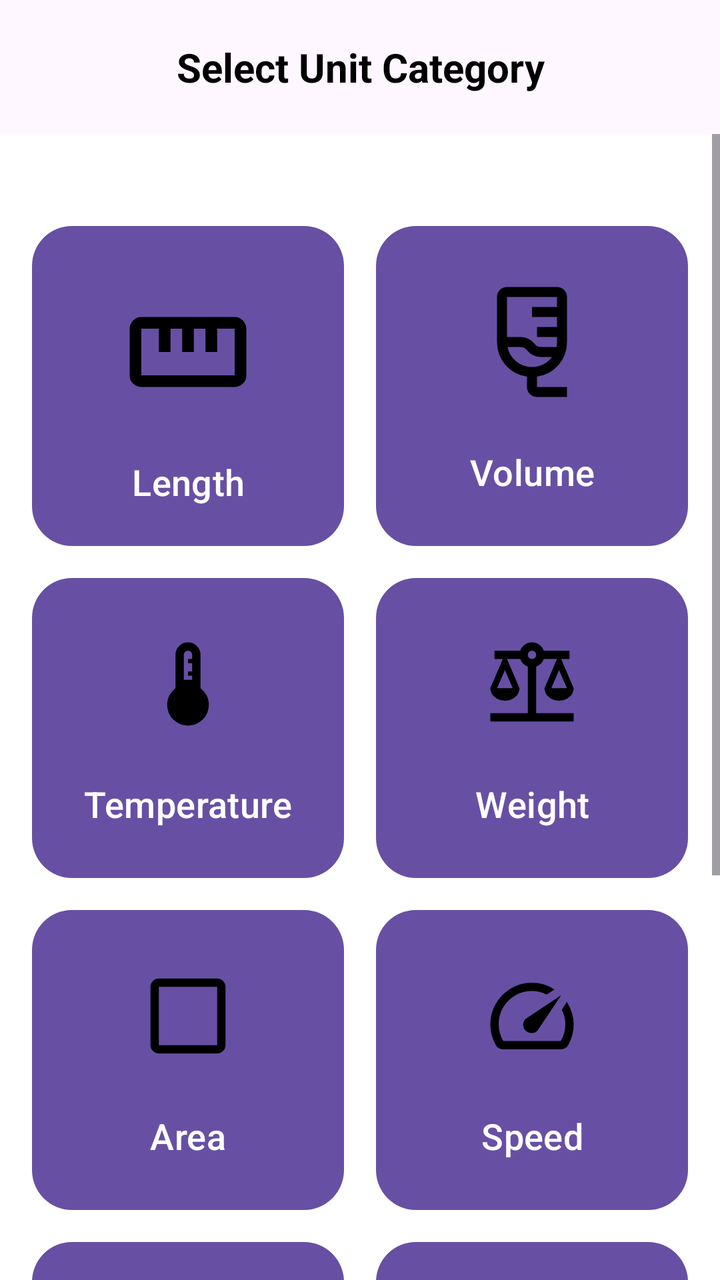
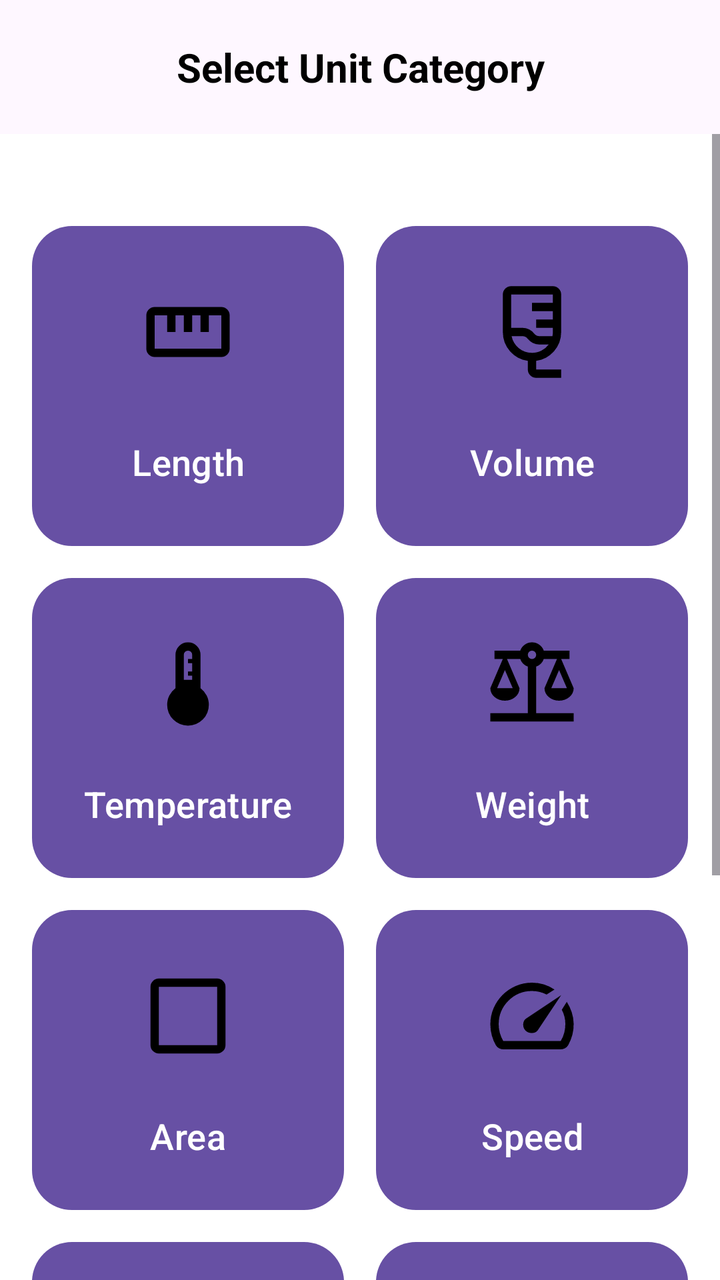

An Android layout rendered at two revisions. The XML below is the earlier revision; the diff shows what the commit changed to produce the second picture.
<!-- AndroidManifest.xml: application theme Theme.UnitConverter -->
<!-- res/layout/activity_main.xml -->
<?xml version="1.0" encoding="utf-8"?>
<RelativeLayout xmlns:android="http://schemas.android.com/apk/res/android"
    xmlns:app="http://schemas.android.com/apk/res-auto"
    xmlns:tools="http://schemas.android.com/tools"
    android:id="@+id/main"
    android:layout_width="match_parent"
    android:layout_height="match_parent"
    android:layout_marginTop="60dp"
    tools:context=".MainActivity">
    <TextView
        android:layout_width="match_parent"
        android:layout_height="wrap_content"
        android:id="@+id/Select"
        android:text="Select Unit Category"
        android:textStyle="bold"
        android:textColor="#000000"
        android:gravity="center"
        android:padding="20dp"
        android:textSize="20sp"/>
    <ScrollView
        android:layout_width="match_parent"
        android:layout_height="match_parent"
        android:layout_below="@+id/Select">
    <LinearLayout
        android:layout_width="match_parent"
        android:layout_height="wrap_content"
        android:orientation="vertical"
        android:background="#FFFFFF">

        <GridLayout
            android:layout_width="match_parent"
            android:layout_height="wrap_content"
            android:layout_marginTop="30dp"
            android:alignmentMode="alignMargins"
            android:columnCount="2"
            android:columnOrderPreserved="false"
            android:padding="8dp"
            android:rowCount="5">

            <Button
                android:id="@+id/length"
                android:layout_width="0dp"
                android:layout_height="160dp"
                android:layout_rowWeight="1"
                android:layout_columnWeight="1"
                android:layout_margin="8dp"
                android:paddingTop="24dp"
                android:background="@drawable/button"
                android:text="Length"
                android:drawableTop="@drawable/length"
                android:gravity="center"
                android:textSize="18sp" />

            <Button
                android:id="@+id/volume"
                android:layout_width="0dp"
                android:layout_height="150dp"
                android:layout_rowWeight="1"
                android:layout_columnWeight="1"
                android:layout_margin="8dp"
                android:paddingTop="24dp"
                android:drawablePadding="2dp"
                android:background="@drawable/button"
                android:text="Volume"
                android:drawableTop="@drawable/volume"
                android:gravity="center"
                android:textSize="18sp" />

            <Button
                android:id="@+id/temp"
                android:layout_width="0dp"
                android:layout_height="150dp"
                android:layout_rowWeight="1"
                android:layout_columnWeight="1"
                android:layout_margin="8dp"
                android:paddingTop="24dp"
                android:background="@drawable/button"
                android:text="Temperature"
                android:drawableTop="@drawable/temprature"
                android:gravity="center"
                android:textSize="18sp" />

            <Button
                android:id="@+id/weight"
                android:layout_width="0dp"
                android:layout_height="150dp"
                android:layout_rowWeight="1"
                android:layout_columnWeight="1"
                android:layout_margin="8dp"
                android:paddingTop="24dp"
                android:background="@drawable/button"
                android:text="Weight"
                android:drawableTop="@drawable/weight"
                android:gravity="center"
                android:textSize="18sp" />

            <Button
                android:id="@+id/area"
                android:layout_width="0dp"
                android:layout_height="150dp"
                android:layout_rowWeight="1"
                android:layout_columnWeight="1"
                android:layout_margin="8dp"
                android:paddingTop="24dp"
                android:background="@drawable/button"
                android:text="Area"
                android:drawableTop="@drawable/area"
                android:gravity="center"
                android:textSize="18sp" />

            <Button
                android:id="@+id/speed"
                android:layout_width="0dp"
                android:layout_height="150dp"
                android:layout_rowWeight="1"
                android:layout_columnWeight="1"
                android:layout_margin="8dp"
                android:paddingTop="24dp"
                android:background="@drawable/button"
                android:text="Speed"
                android:drawableTop="@drawable/speed"
                android:gravity="center"
                android:textSize="18sp" />

            <Button
                android:id="@+id/time"
                android:layout_width="0dp"
                android:layout_height="150dp"
                android:layout_rowWeight="1"
                android:layout_columnWeight="1"
                android:layout_margin="8dp"
                android:paddingTop="24dp"
                android:background="@drawable/button"
                android:text="Time"
                android:drawableTop="@drawable/time"
                android:gravity="center"
                android:textSize="18sp" />

            <Button
                android:id="@+id/pressure"
                android:layout_width="0dp"
                android:layout_height="150dp"
                android:layout_rowWeight="1"
                android:layout_columnWeight="1"
                android:layout_margin="8dp"
                android:paddingTop="24dp"
                android:background="@drawable/button"
                android:text="Pressure"
                android:drawableTop="@drawable/length"
                android:gravity="center"
                android:textSize="18sp" />

            <Button
                android:id="@+id/energy"
                android:layout_width="0dp"
                android:layout_height="150dp"
                android:layout_rowWeight="1"
                android:layout_columnWeight="1"
                android:layout_margin="8dp"
                android:paddingTop="24dp"
                android:background="@drawable/button"
                android:text="Energy"
                android:textSize="18sp" />

            <Button
                android:id="@+id/data"
                android:layout_width="0dp"
                android:layout_height="150dp"
                android:layout_rowWeight="1"
                android:layout_columnWeight="1"
                android:layout_margin="8dp"
                android:paddingTop="24dp"
                android:background="@drawable/button"
                android:text="Data Storage"
                android:textSize="18sp" />


        </GridLayout>


    </LinearLayout>
    </ScrollView>
</RelativeLayout>
<!-- resources referenced by this layout -->
<resources>
  <!-- drawable length (drawable) -->
  <vector xmlns:android="http://schemas.android.com/apk/res/android"
      android:width="70dp"
      android:height="70dp"
      android:viewportWidth="960"
      android:viewportHeight="960">
    <path
        android:pathData="M160,720q-33,0 -56.5,-23.5T80,640v-320q0,-33 23.5,-56.5T160,240h640q33,0 56.5,23.5T880,320v320q0,33 -23.5,56.5T800,720L160,720ZM160,640h640v-320L680,320v160h-80v-160h-80v160h-80v-160h-80v160h-80v-160L160,320v320ZM280,480h80,-80ZM440,480h80,-80ZM600,480h80,-80ZM480,480Z"
        android:fillColor="#000000"/>
  </vector>
  <!-- drawable volume (drawable) -->
  <vector xmlns:android="http://schemas.android.com/apk/res/android"
      android:width="60dp"
      android:height="60dp"
      android:viewportWidth="960"
      android:viewportHeight="960">
    <path
        android:pathData="M520,920q-33,0 -56.5,-23.5T440,840v-83q-103,-14 -171.5,-92.5T200,480v-360q0,-33 23.5,-56.5T280,40h400q33,0 56.5,23.5T760,120v360q0,106 -68.5,184.5T520,757v83h240v80L520,920ZM550,520h126q2,-10 3,-19.5t1,-20.5v-40L520,440v-80h160v-80L480,280v-80h200v-80L280,120v320h110q33,0 62.5,15t49.5,41q8,11 21,17.5t27,6.5ZM480,680q49,0 91,-21.5t69,-58.5h-90q-33,0 -62.5,-15T438,544q-8,-11 -21,-17.5t-27,-6.5L284,520q14,69 68.5,114.5T480,680ZM438,520Z"
        android:fillColor="#000000"/>
  </vector>
  <style name="Theme.UnitConverter" parent="Base.Theme.UnitConverter" />
  <style name="Base.Theme.UnitConverter" parent="Theme.Material3.DayNight.NoActionBar">
          
          
      </style>
  <!-- unchanged entries left out for length: 6 -->
</resources>

<!-- the commit's change to res/layout/activity_main.xml (unified diff, before → after) -->
@@ -146,7 +146,7 @@
                 android:paddingTop="24dp"
                 android:background="@drawable/button"
                 android:text="Pressure"
-                android:drawableTop="@drawable/length"
+                android:drawableTop="@drawable/pressure"
                 android:gravity="center"
                 android:textSize="18sp" />
 
@@ -160,6 +160,8 @@
                 android:paddingTop="24dp"
                 android:background="@drawable/button"
                 android:text="Energy"
+                android:drawableTop="@drawable/energy"
+                android:gravity="center"
                 android:textSize="18sp" />
 
             <Button
@@ -172,6 +174,8 @@
                 android:paddingTop="24dp"
                 android:background="@drawable/button"
                 android:text="Data Storage"
+                android:drawableTop="@drawable/data"
+                android:gravity="center"
                 android:textSize="18sp" />
 
 
<!-- resource entries referenced after the edit -->
@@ -1,19 +1,49 @@
 <!-- resources referenced by this layout -->
 <resources>
+  <!-- drawable data (drawable) -->
+  <vector xmlns:android="http://schemas.android.com/apk/res/android"
+      android:width="50dp"
+      android:height="50dp"
+      android:viewportWidth="960"
+      android:viewportHeight="960">
+    <path
+        android:pathData="M360,440h80v-160h-80v160ZM480,440h80v-160h-80v160ZM600,440h80v-160h-80v160ZM240,880q-33,0 -56.5,-23.5T160,800v-480l240,-240h320q33,0 56.5,23.5T800,160v640q0,33 -23.5,56.5T720,880L240,880ZM240,800h480v-640L434,160L240,354v446ZM240,800h480,-480Z"
+        android:fillColor="#000000"/>
+  </vector>
+  <!-- drawable energy (drawable) -->
+  <vector xmlns:android="http://schemas.android.com/apk/res/android"
+      android:width="50dp"
+      android:height="50dp"
+      android:viewportWidth="960"
+      android:viewportHeight="960">
+    <path
+        android:pathData="M360,880v-40q0,-32 24,-53.5t56,-26.5v-286q-22,-8 -38.5,-23T374,416l-76,20q-36,8 -68.5,-6T188,382l174,-44q8,-41 38,-68t72,-30l24,-90q10,-35 38.5,-55.5T598,82l-50,180q25,16 38.5,42t13.5,56q0,13 -3,25.5t-7,24.5l54,56q25,26 29.5,61T654,586L534,466q-3,3 -6.5,4.5T520,474v286q32,5 56,26.5t24,53.5v40L360,880ZM480,420q25,0 42.5,-17.5T540,360q0,-25 -17.5,-42.5T480,300q-25,0 -42.5,17.5T420,360q0,25 17.5,42.5T480,420Z"
+        android:fillColor="#000000"/>
+  </vector>
   <!-- drawable length (drawable) -->
   <vector xmlns:android="http://schemas.android.com/apk/res/android"
-      android:width="70dp"
-      android:height="70dp"
+      android:width="50dp"
+      android:height="50dp"
       android:viewportWidth="960"
       android:viewportHeight="960">
     <path
         android:pathData="M160,720q-33,0 -56.5,-23.5T80,640v-320q0,-33 23.5,-56.5T160,240h640q33,0 56.5,23.5T880,320v320q0,33 -23.5,56.5T800,720L160,720ZM160,640h640v-320L680,320v160h-80v-160h-80v160h-80v-160h-80v160h-80v-160L160,320v320ZM280,480h80,-80ZM440,480h80,-80ZM600,480h80,-80ZM480,480Z"
         android:fillColor="#000000"/>
   </vector>
+  <!-- drawable pressure (drawable) -->
+  <vector xmlns:android="http://schemas.android.com/apk/res/android"
+      android:width="50dp"
+      android:height="50dp"
+      android:viewportWidth="960"
+      android:viewportHeight="960">
+    <path
+        android:pathData="M760,320q-17,0 -28.5,-11.5T720,280q0,-8 3.5,-15.5T732,252q12,-12 55,-27l43,-15q-8,23 -15,43 -6,17 -13.5,33T788,308q-5,5 -12.5,8.5T760,320ZM160,840q-33,0 -56.5,-23.5T80,760v-560q0,-33 23.5,-56.5T160,120h240q33,0 56.5,23.5T480,200v327q9,-3 19,-5t21,-2q50,0 85,35t35,85v80q0,17 11.5,28.5T680,760q17,0 28.5,-11.5T720,720v-200h-40v-57q-54,-23 -87,-72t-33,-111q0,-83 58.5,-141.5T760,80q83,0 141.5,58.5T960,280q0,62 -33,111t-87,72v57h-40v200q0,50 -35,85t-85,35q-50,0 -85,-35t-35,-85v-80q0,-17 -11.5,-28.5T520,600q-17,0 -28.5,11.5T480,640v120q0,33 -23.5,56.5T400,840L160,840ZM760,400q50,0 85,-35t35,-85q0,-50 -35,-85t-85,-35q-50,0 -85,35t-35,85q0,50 35,85t85,35ZM160,760h240v-80l-80,80v-113l80,-80v-87l-80,80v-113l80,-80v-87l-80,80v-113l47,-47L193,200l47,47v113l-80,-80v87l80,80v113l-80,-80v87l80,80v113l-80,-80v80ZM280,480Z"
+        android:fillColor="#000000"/>
+  </vector>
   <!-- drawable volume (drawable) -->
   <vector xmlns:android="http://schemas.android.com/apk/res/android"
-      android:width="60dp"
-      android:height="60dp"
+      android:width="50dp"
+      android:height="50dp"
       android:viewportWidth="960"
       android:viewportHeight="960">
     <path
